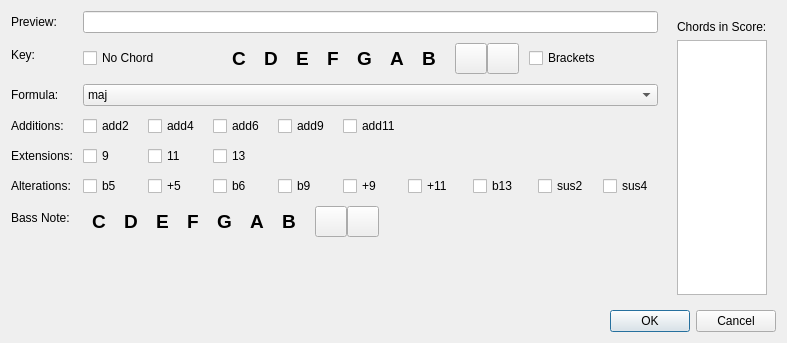
Before: the Qt Designer form source/dialogs/chordnamedialog.ui in powertab/powertabeditor, drawn with Qt 5.
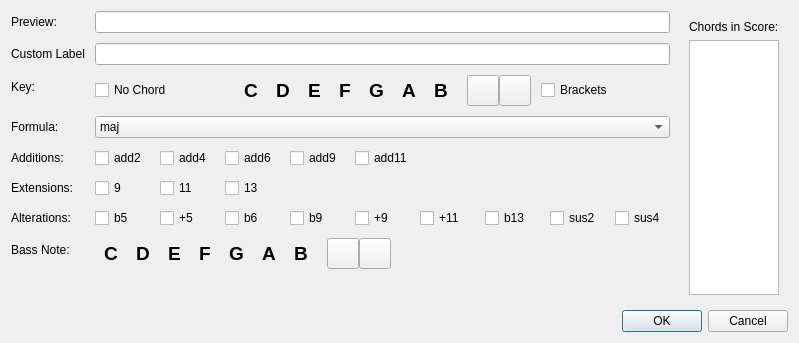
After: the same form once the commit is applied. Icons and pictures are not drawn.

Commit message: Support editing the custom label of a chord name.

Diff of the .ui file:
```diff
--- a/source/dialogs/chordnamedialog.ui
+++ b/source/dialogs/chordnamedialog.ui
@@ -9,7 +9,7 @@
    <rect>
     <x>0</x>
     <y>0</y>
-    <width>679</width>
+    <width>743</width>
     <height>343</height>
    </rect>
   </property>
@@ -47,14 +47,14 @@
          </property>
         </widget>
        </item>
-       <item row="1" column="0">
+       <item row="2" column="0">
         <widget class="QLabel" name="keyLabel">
          <property name="text">
           <string>Key:</string>
          </property>
         </widget>
        </item>
-       <item row="1" column="1">
+       <item row="2" column="1">
         <layout class="QHBoxLayout" name="horizontalLayout">
          <property name="spacing">
           <number>0</number>
@@ -87,7 +87,6 @@
            <property name="font">
             <font>
              <pointsize>14</pointsize>
-             <weight>75</weight>
              <bold>true</bold>
             </font>
            </property>
@@ -107,7 +106,6 @@
            <property name="font">
             <font>
              <pointsize>14</pointsize>
-             <weight>75</weight>
              <bold>true</bold>
             </font>
            </property>
@@ -127,7 +125,6 @@
            <property name="font">
             <font>
              <pointsize>14</pointsize>
-             <weight>75</weight>
              <bold>true</bold>
             </font>
            </property>
@@ -147,7 +144,6 @@
            <property name="font">
             <font>
              <pointsize>14</pointsize>
-             <weight>75</weight>
              <bold>true</bold>
             </font>
            </property>
@@ -167,7 +163,6 @@
            <property name="font">
             <font>
              <pointsize>14</pointsize>
-             <weight>75</weight>
              <bold>true</bold>
             </font>
            </property>
@@ -187,7 +182,6 @@
            <property name="font">
             <font>
              <pointsize>14</pointsize>
-             <weight>75</weight>
              <bold>true</bold>
             </font>
            </property>
@@ -207,7 +201,6 @@
            <property name="font">
             <font>
              <pointsize>14</pointsize>
-             <weight>75</weight>
              <bold>true</bold>
             </font>
            </property>
@@ -303,42 +296,42 @@
          </item>
         </layout>
        </item>
-       <item row="2" column="0">
+       <item row="3" column="0">
         <widget class="QLabel" name="formulaLabel">
          <property name="text">
           <string>Formula:</string>
          </property>
         </widget>
        </item>
-       <item row="3" column="0">
+       <item row="4" column="0">
         <widget class="QLabel" name="additionsLabel">
          <property name="text">
           <string>Additions:</string>
          </property>
         </widget>
        </item>
-       <item row="4" column="0">
+       <item row="5" column="0">
         <widget class="QLabel" name="extensionsLabel">
          <property name="text">
           <string>Extensions:</string>
          </property>
         </widget>
        </item>
-       <item row="5" column="0">
+       <item row="6" column="0">
         <widget class="QLabel" name="alterationsLabel">
          <property name="text">
           <string>Alterations:</string>
          </property>
         </widget>
        </item>
-       <item row="6" column="0">
+       <item row="7" column="0">
         <widget class="QLabel" name="bassNoteLabel">
          <property name="text">
           <string>Bass Note:</string>
          </property>
         </widget>
        </item>
-       <item row="2" column="1">
+       <item row="3" column="1">
         <widget class="QComboBox" name="formulaListWidget">
          <item>
           <property name="text">
@@ -412,7 +405,7 @@
          </item>
         </widget>
        </item>
-       <item row="3" column="1">
+       <item row="4" column="1">
         <layout class="QHBoxLayout" name="horizontalLayout_2">
          <item>
           <widget class="QCheckBox" name="add2CheckBox">
@@ -494,7 +487,7 @@
          </item>
         </layout>
        </item>
-       <item row="4" column="1">
+       <item row="5" column="1">
         <layout class="QHBoxLayout" name="horizontalLayout_3">
          <item>
           <widget class="QCheckBox" name="extend9CheckBox">
@@ -550,7 +543,7 @@
          </item>
         </layout>
        </item>
-       <item row="5" column="1">
+       <item row="6" column="1">
         <layout class="QHBoxLayout" name="horizontalLayout_4">
          <item>
           <widget class="QCheckBox" name="flat5CheckBox">
@@ -684,7 +677,7 @@
          </item>
         </layout>
        </item>
-       <item row="6" column="1">
+       <item row="7" column="1">
         <layout class="QHBoxLayout" name="horizontalLayout_5">
          <property name="spacing">
           <number>0</number>
@@ -694,7 +687,6 @@
            <property name="font">
             <font>
              <pointsize>14</pointsize>
-             <weight>75</weight>
              <bold>true</bold>
             </font>
            </property>
@@ -714,7 +706,6 @@
            <property name="font">
             <font>
              <pointsize>14</pointsize>
-             <weight>75</weight>
              <bold>true</bold>
             </font>
            </property>
@@ -734,7 +725,6 @@
            <property name="font">
             <font>
              <pointsize>14</pointsize>
-             <weight>75</weight>
              <bold>true</bold>
             </font>
            </property>
@@ -754,7 +744,6 @@
            <property name="font">
             <font>
              <pointsize>14</pointsize>
-             <weight>75</weight>
              <bold>true</bold>
             </font>
            </property>
@@ -774,7 +763,6 @@
            <property name="font">
             <font>
              <pointsize>14</pointsize>
-             <weight>75</weight>
              <bold>true</bold>
             </font>
            </property>
@@ -794,7 +782,6 @@
            <property name="font">
             <font>
              <pointsize>14</pointsize>
-             <weight>75</weight>
              <bold>true</bold>
             </font>
            </property>
@@ -814,7 +801,6 @@
            <property name="font">
             <font>
              <pointsize>14</pointsize>
-             <weight>75</weight>
              <bold>true</bold>
             </font>
            </property>
@@ -900,6 +886,16 @@
          </item>
         </layout>
        </item>
+       <item row="1" column="0">
+        <widget class="QLabel" name="customLabelLabel">
+         <property name="text">
+          <string>Custom Label</string>
+         </property>
+        </widget>
+       </item>
+       <item row="1" column="1">
+        <widget class="QLineEdit" name="customLabelEdit"/>
+       </item>
       </layout>
      </item>
      <item>
```
The commit also changes 3 other files.
